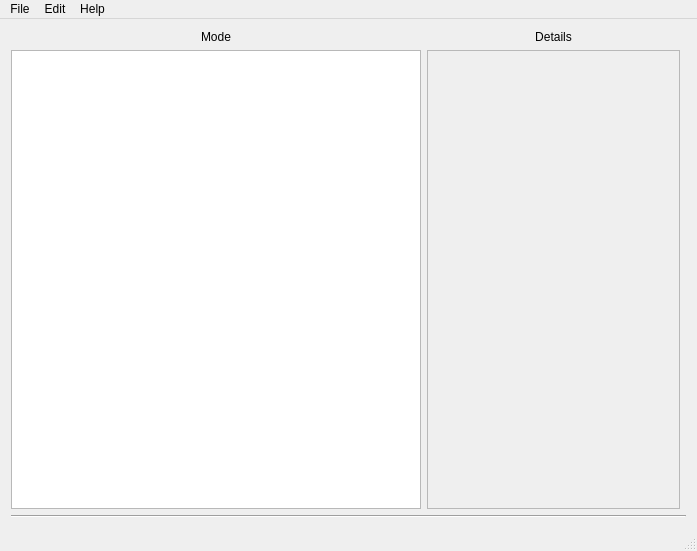
Old version of the form MainWindow/mainwindow.ui in the repository casey-c/egg.
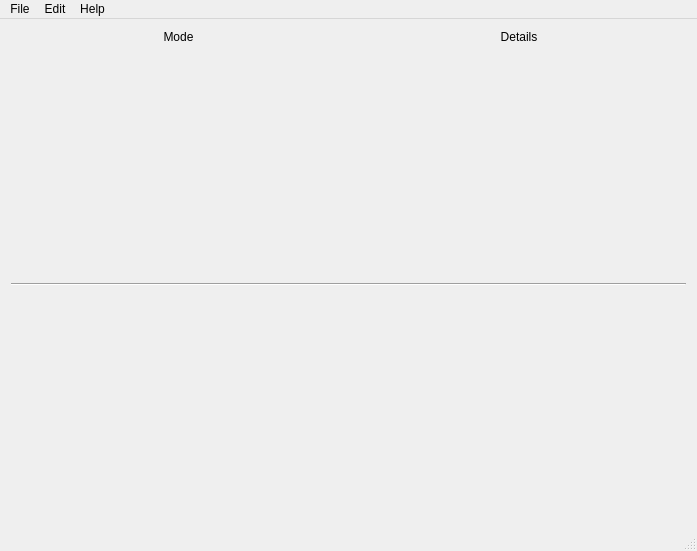
New version of the form. Icons and pictures are not drawn.

Patch:
```diff
--- a/MainWindow/mainwindow.ui
+++ b/MainWindow/mainwindow.ui
@@ -18,19 +18,49 @@
     <normaloff>:/Resources/egg.ico</normaloff>:/Resources/egg.ico</iconset>
   </property>
   <widget class="QWidget" name="centralWidget">
-   <layout class="QGridLayout" name="gridLayout" columnstretch="1618,1000,0">
-    <property name="bottomMargin">
-     <number>11</number>
-    </property>
-    <item row="2" column="0" colspan="3">
-     <widget class="Line" name="line">
-      <property name="orientation">
-       <enum>Qt::Horizontal</enum>
+   <layout class="QGridLayout" name="gridLayout">
+    <item row="1" column="1">
+     <widget class="QWidget" name="detailsPlaceholder" native="true">
+      <layout class="QVBoxLayout" name="detailsPlaceholderLayout">
+       <property name="leftMargin">
+        <number>0</number>
+       </property>
+       <property name="topMargin">
+        <number>0</number>
+       </property>
+       <property name="rightMargin">
+        <number>0</number>
+       </property>
+       <property name="bottomMargin">
+        <number>0</number>
+       </property>
+      </layout>
+     </widget>
+    </item>
+    <item row="1" column="0">
+     <widget class="QWidget" name="gridPlaceholder" native="true">
+      <layout class="QVBoxLayout" name="gridPlaceholderLayout"/>
+     </widget>
+    </item>
+    <item row="3" column="0" colspan="2">
+     <widget class="QWidget" name="stepPlaceholder" native="true">
+      <property name="maximumSize">
+       <size>
+        <width>16777215</width>
+        <height>300</height>
+       </size>
       </property>
+      <layout class="QVBoxLayout" name="stepPlaceholderLayout"/>
      </widget>
     </item>
     <item row="0" column="0">
-     <widget class="QLabel" name="label">
+     <widget class="QLabel" name="modeLabel">
+      <property name="sizePolicy">
+       <sizepolicy hsizetype="Preferred" vsizetype="Fixed">
+        <horstretch>0</horstretch>
+        <verstretch>0</verstretch>
+       </sizepolicy>
+      </property>
       <property name="text">
        <string>Mode</string>
       </property>
@@ -40,7 +70,13 @@
      </widget>
     </item>
     <item row="0" column="1">
-     <widget class="QLabel" name="label_2">
+     <widget class="QLabel" name="detailsLabel">
+      <property name="sizePolicy">
+       <sizepolicy hsizetype="Preferred" vsizetype="Fixed">
+        <horstretch>0</horstretch>
+        <verstretch>0</verstretch>
+       </sizepolicy>
+      </property>
       <property name="text">
        <string>Details</string>
       </property>
@@ -49,38 +85,13 @@
       </property>
      </widget>
     </item>
-    <item row="1" column="0">
-     <widget class="QTextEdit" name="tempGridText">
-      <property name="readOnly">
-       <bool>true</bool>
+    <item row="2" column="0" colspan="2">
+     <widget class="Line" name="line">
+      <property name="orientation">
+       <enum>Qt::Horizontal</enum>
       </property>
      </widget>
     </item>
-    <item row="1" column="1">
-     <widget class="QScrollArea" name="scrollArea">
-      <property name="widgetResizable">
-       <bool>true</bool>
-      </property>
-      <widget class="QWidget" name="scrollAreaWidgetContents">
-       <property name="geometry">
-        <rect>
-         <x>0</x>
-         <y>0</y>
-         <width>250</width>
-         <height>435</height>
-        </rect>
-       </property>
-       <layout class="QVBoxLayout" name="verticalLayout">
-        <item>
-         <layout class="QHBoxLayout" name="leftLayout"/>
-        </item>
-       </layout>
-      </widget>
-     </widget>
-    </item>
-    <item row="3" column="0" colspan="2">
-     <layout class="QVBoxLayout" name="stepLayout"/>
-    </item>
    </layout>
   </widget>
   <widget class="QMenuBar" name="menuBar">
```
